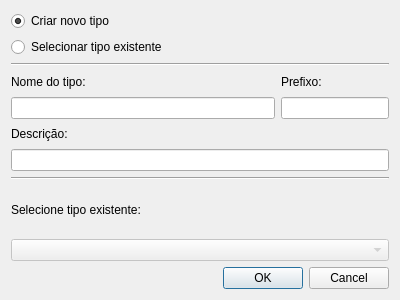
First picture: the form in views/UI/AddTypeDialog.ui, repository fbarden/ProjectManager, before the edit.
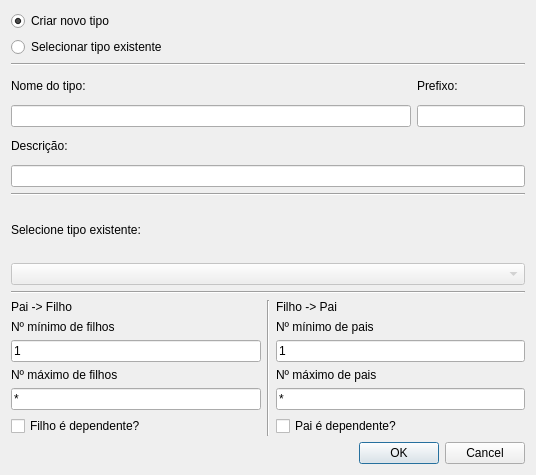
Second picture: the form after the edit.

Diff of the .ui file:
```diff
--- a/views/UI/AddTypeDialog.ui
+++ b/views/UI/AddTypeDialog.ui
@@ -6,8 +6,8 @@
    <rect>
     <x>0</x>
     <y>0</y>
-    <width>400</width>
-    <height>300</height>
+    <width>536</width>
+    <height>475</height>
    </rect>
   </property>
   <property name="windowTitle">
@@ -16,7 +16,7 @@
   <property name="modal">
    <bool>true</bool>
   </property>
-  <layout class="QVBoxLayout" name="verticalLayout_5">
+  <layout class="QVBoxLayout" name="verticalLayout_11">
    <item>
     <layout class="QVBoxLayout" name="verticalLayout">
      <item>
@@ -126,6 +126,132 @@
      </property>
     </widget>
    </item>
+   <item>
+    <widget class="Line" name="line_3">
+     <property name="orientation">
+      <enum>Qt::Horizontal</enum>
+     </property>
+    </widget>
+   </item>
+   <item>
+    <layout class="QHBoxLayout" name="horizontalLayout_2">
+     <item>
+      <layout class="QVBoxLayout" name="verticalLayout_7">
+       <item>
+        <widget class="QLabel" name="parentChildLabel">
+         <property name="text">
+          <string>Pai -&gt; Filho</string>
+         </property>
+        </widget>
+       </item>
+       <item>
+        <layout class="QVBoxLayout" name="verticalLayout_6">
+         <item>
+          <widget class="QLabel" name="minCardChildLabel">
+           <property name="text">
+            <string>Nº mínimo de filhos</string>
+           </property>
+          </widget>
+         </item>
+         <item>
+          <widget class="QLineEdit" name="minCardChildEdit">
+           <property name="text">
+            <string>1</string>
+           </property>
+          </widget>
+         </item>
+        </layout>
+       </item>
+       <item>
+        <layout class="QVBoxLayout" name="verticalLayout_5">
+         <item>
+          <widget class="QLabel" name="maxCardChildLabel">
+           <property name="text">
+            <string>Nº máximo de filhos</string>
+           </property>
+          </widget>
+         </item>
+         <item>
+          <widget class="QLineEdit" name="maxCardChildEdit">
+           <property name="text">
+            <string>*</string>
+           </property>
+          </widget>
+         </item>
+        </layout>
+       </item>
+       <item>
+        <widget class="QCheckBox" name="childDependencyCheckBox">
+         <property name="text">
+          <string>Filho é dependente?</string>
+         </property>
+        </widget>
+       </item>
+      </layout>
+     </item>
+     <item>
+      <widget class="Line" name="line_4">
+       <property name="orientation">
+        <enum>Qt::Vertical</enum>
+       </property>
+      </widget>
+     </item>
+     <item>
+      <layout class="QVBoxLayout" name="verticalLayout_8">
+       <item>
+        <widget class="QLabel" name="childParentLabel">
+         <property name="text">
+          <string>Filho -&gt; Pai</string>
+         </property>
+        </widget>
+       </item>
+       <item>
+        <layout class="QVBoxLayout" name="verticalLayout_9">
+         <item>
+          <widget class="QLabel" name="minCardParentLabel">
+           <property name="text">
+            <string>Nº mínimo de pais</string>
+           </property>
+          </widget>
+         </item>
+         <item>
+          <widget class="QLineEdit" name="minCardParentEdit">
+           <property name="text">
+            <string>1</string>
+           </property>
+          </widget>
+         </item>
+        </layout>
+       </item>
+       <item>
+        <layout class="QVBoxLayout" name="verticalLayout_10">
+         <item>
+          <widget class="QLabel" name="maxCardParentLabel">
+           <property name="text">
+            <string>Nº máximo de pais</string>
+           </property>
+          </widget>
+         </item>
+         <item>
+          <widget class="QLineEdit" name="maxCardParentEdit">
+           <property name="text">
+            <string>*</string>
+           </property>
+          </widget>
+         </item>
+        </layout>
+       </item>
+       <item>
+        <widget class="QCheckBox" name="parentDependencyCheckBox">
+         <property name="text">
+          <string>Pai é dependente?</string>
+         </property>
+        </widget>
+       </item>
+      </layout>
+     </item>
+    </layout>
+   </item>
    <item>
     <widget class="QDialogButtonBox" name="buttonBox">
      <property name="orientation">
```
Left out of the diff: 9 changed lines with no effect on the pictures.
